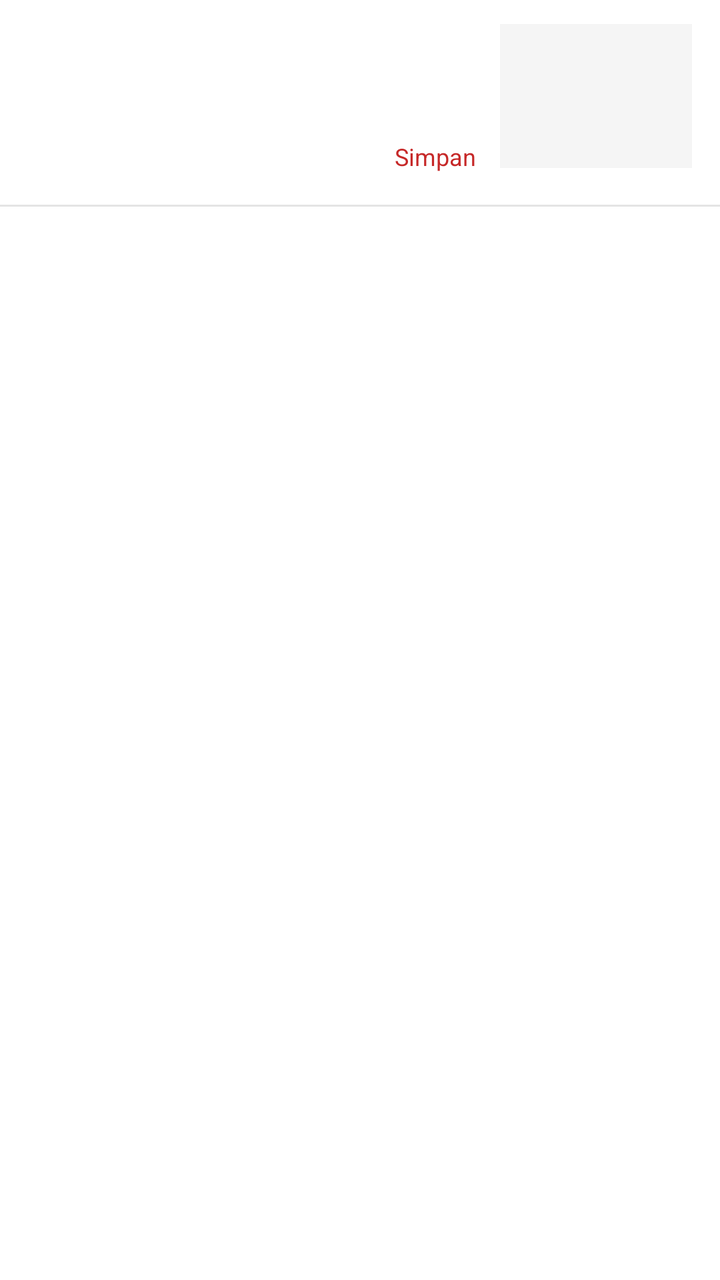
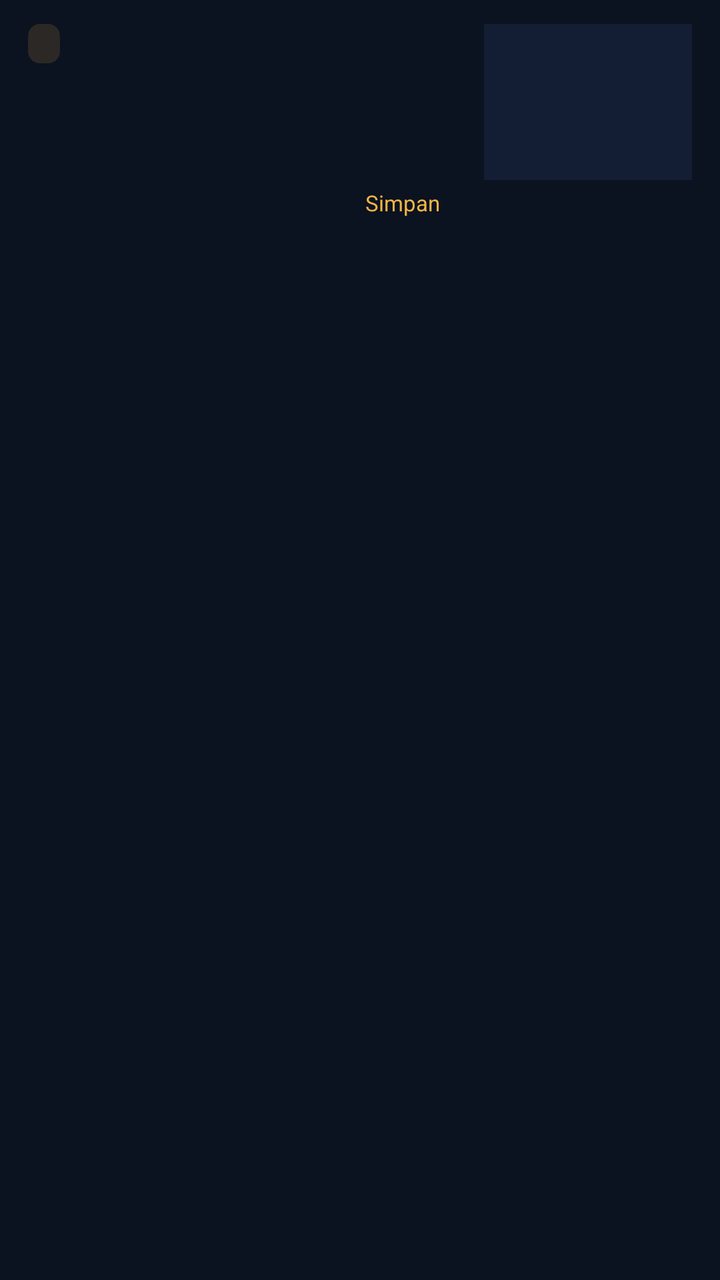

Screens rendered from an Android XML layout before and after an edit, with the pre-edit source and the edit as a unified diff.
<!-- AndroidManifest.xml: application theme Tema -->
<!-- res/layout/baris_berita.xml -->
<?xml version="1.0" encoding="utf-8"?>
<LinearLayout xmlns:android="http://schemas.android.com/apk/res/android"
    android:layout_width="match_parent"
    android:layout_height="wrap_content"
    android:orientation="vertical"
    android:background="@color/latar_kartu"
    android:paddingBottom="12dp">

    <LinearLayout
        android:layout_width="match_parent"
        android:layout_height="wrap_content"
        android:orientation="horizontal"
        android:paddingLeft="14dp"
        android:paddingRight="14dp"
        android:paddingTop="12dp"
        android:paddingBottom="12dp">

        <LinearLayout
            android:layout_width="0dp"
            android:layout_height="wrap_content"
            android:layout_weight="1"
            android:orientation="vertical">

            <TextView
                android:id="@+id/label"
                android:layout_width="wrap_content"
                android:layout_height="wrap_content"
                android:background="@color/merah"
                android:paddingLeft="8dp"
                android:paddingRight="8dp"
                android:paddingTop="2dp"
                android:paddingBottom="2dp"
                android:textColor="#FFFFFF"
                android:textSize="11sp"
                android:visibility="gone" />

            <TextView
                android:id="@+id/judul"
                android:layout_width="match_parent"
                android:layout_height="wrap_content"
                android:layout_marginTop="5dp"
                android:textColor="@color/teks"
                android:textSize="16sp"
                android:textStyle="bold"
                android:maxLines="3"
                android:ellipsize="end" />

            <TextView
                android:id="@+id/cuplikan"
                android:layout_width="match_parent"
                android:layout_height="wrap_content"
                android:layout_marginTop="4dp"
                android:textColor="@color/teks_pudar"
                android:textSize="12sp"
                android:maxLines="2"
                android:ellipsize="end" />

            <LinearLayout
                android:layout_width="match_parent"
                android:layout_height="wrap_content"
                android:orientation="horizontal"
                android:layout_marginTop="7dp"
                android:gravity="center_vertical">

                <TextView
                    android:id="@+id/waktu"
                    android:layout_width="0dp"
                    android:layout_height="wrap_content"
                    android:layout_weight="1"
                    android:textColor="#9E9E9E"
                    android:textSize="11sp" />

                <TextView
                    android:id="@+id/simpan"
                    android:layout_width="wrap_content"
                    android:layout_height="wrap_content"
                    android:paddingLeft="8dp"
                    android:paddingRight="2dp"
                    android:paddingTop="4dp"
                    android:paddingBottom="4dp"
                    android:text="@string/simpan"
                    android:textColor="@color/merah"
                    android:textSize="12sp" />
            </LinearLayout>
        </LinearLayout>

        <ImageView
            android:id="@+id/gambar"
            android:layout_width="96dp"
            android:layout_height="72dp"
            android:layout_marginLeft="10dp"
            android:background="@color/latar_lembut"
            android:scaleType="centerCrop"
            android:contentDescription="@string/gambar_berita" />
    </LinearLayout>

    <View
        android:layout_width="match_parent"
        android:layout_height="1dp"
        android:background="@color/garis" />
</LinearLayout>
<!-- resources referenced by this layout -->
<resources>
  <color name="garis">#E4E4E4</color>
  <color name="latar_kartu">#FFFFFF</color>
  <color name="latar_lembut">#F5F5F5</color>
  <color name="merah">#C62828</color>
  <color name="teks">#1A1A1A</color>
  <color name="teks_pudar">#6B6B6B</color>
  <string name="gambar_berita">Gambar berita</string>
  <string name="simpan">Simpan</string>
  <style name="Tema" parent="@android:style/Theme.Material.Light.NoActionBar">
          <item name="android:colorPrimary">#C62828</item>
          <item name="android:colorPrimaryDark">#8E1B1B</item>
          <item name="android:colorAccent">#C62828</item>
          <item name="android:windowBackground">#FFFFFF</item>
      </style>
</resources>

<!-- the commit's change to res/layout/baris_berita.xml (unified diff, before → after) -->
@@ -2,100 +2,85 @@
 <LinearLayout xmlns:android="http://schemas.android.com/apk/res/android"
     android:layout_width="match_parent"
     android:layout_height="wrap_content"
-    android:orientation="vertical"
-    android:background="@color/latar_kartu"
+    android:orientation="horizontal"
+    android:paddingLeft="14dp"
+    android:paddingRight="14dp"
+    android:paddingTop="12dp"
     android:paddingBottom="12dp">
 
     <LinearLayout
-        android:layout_width="match_parent"
+        android:layout_width="0dp"
         android:layout_height="wrap_content"
-        android:orientation="horizontal"
-        android:paddingLeft="14dp"
-        android:paddingRight="14dp"
-        android:paddingTop="12dp"
-        android:paddingBottom="12dp">
+        android:layout_weight="1"
+        android:orientation="vertical">
+
+        <TextView
+            android:id="@+id/label"
+            android:layout_width="wrap_content"
+            android:layout_height="wrap_content"
+            android:background="@drawable/pill_label"
+            android:paddingLeft="8dp"
+            android:paddingRight="8dp"
+            android:paddingTop="3dp"
+            android:paddingBottom="3dp"
+            android:textColor="@color/aksen"
+            android:textSize="10sp"
+            android:textStyle="bold" />
+
+        <TextView
+            android:id="@+id/judul"
+            android:layout_width="match_parent"
+            android:layout_height="wrap_content"
+            android:layout_marginTop="6dp"
+            android:textColor="@color/teks"
+            android:textSize="16sp"
+            android:textStyle="bold" />
+
+        <TextView
+            android:id="@+id/cuplikan"
+            android:layout_width="match_parent"
+            android:layout_height="wrap_content"
+            android:layout_marginTop="5dp"
+            android:ellipsize="end"
+            android:maxLines="2"
+            android:textColor="@color/teks2"
+            android:textSize="13sp" />
 
         <LinearLayout
-            android:layout_width="0dp"
+            android:layout_width="match_parent"
             android:layout_height="wrap_content"
-            android:layout_weight="1"
-            android:orientation="vertical">
+            android:layout_marginTop="7dp"
+            android:gravity="center_vertical"
+            android:orientation="horizontal">
 
             <TextView
-                android:id="@+id/label"
+                android:id="@+id/waktu"
+                android:layout_width="0dp"
+                android:layout_height="wrap_content"
+                android:layout_weight="1"
+                android:textColor="@color/pudar"
+                android:textSize="11sp" />
+
+            <TextView
+                android:id="@+id/simpan"
                 android:layout_width="wrap_content"
                 android:layout_height="wrap_content"
-                android:background="@color/merah"
-                android:paddingLeft="8dp"
-                android:paddingRight="8dp"
-                android:paddingTop="2dp"
-                android:paddingBottom="2dp"
-                android:textColor="#FFFFFF"
-                android:textSize="11sp"
-                android:visibility="gone" />
-
-            <TextView
-                android:id="@+id/judul"
-                android:layout_width="match_parent"
-                android:layout_height="wrap_content"
-                android:layout_marginTop="5dp"
-                android:textColor="@color/teks"
-                android:textSize="16sp"
-                android:textStyle="bold"
-                android:maxLines="3"
-                android:ellipsize="end" />
-
-            <TextView
-                android:id="@+id/cuplikan"
-                android:layout_width="match_parent"
-                android:layout_height="wrap_content"
-                android:layout_marginTop="4dp"
-                android:textColor="@color/teks_pudar"
-                android:textSize="12sp"
-                android:maxLines="2"
-                android:ellipsize="end" />
-
-            <LinearLayout
-                android:layout_width="match_parent"
-                android:layout_height="wrap_content"
-                android:orientation="horizontal"
-                android:layout_marginTop="7dp"
-                android:gravity="center_vertical">
-
-                <TextView
-                    android:id="@+id/waktu"
-                    android:layout_width="0dp"
-                    android:layout_height="wrap_content"
-                    android:layout_weight="1"
-                    android:textColor="#9E9E9E"
-                    android:textSize="11sp" />
-
-                <TextView
-                    android:id="@+id/simpan"
-                    android:layout_width="wrap_content"
-                    android:layout_height="wrap_content"
-                    android:paddingLeft="8dp"
-                    android:paddingRight="2dp"
-                    android:paddingTop="4dp"
-                    android:paddingBottom="4dp"
-                    android:text="@string/simpan"
-                    android:textColor="@color/merah"
-                    android:textSize="12sp" />
-            </LinearLayout>
+                android:paddingLeft="10dp"
+                android:paddingRight="10dp"
+                android:paddingTop="5dp"
+                android:paddingBottom="5dp"
+                android:text="@string/simpan"
+                android:textColor="@color/aksen"
+                android:textSize="11sp" />
         </LinearLayout>
-
-        <ImageView
-            android:id="@+id/gambar"
-            android:layout_width="96dp"
-            android:layout_height="72dp"
-            android:layout_marginLeft="10dp"
-            android:background="@color/latar_lembut"
-            android:scaleType="centerCrop"
-            android:contentDescription="@string/gambar_berita" />
     </LinearLayout>
 
-    <View
-        android:layout_width="match_parent"
-        android:layout_height="1dp"
-        android:background="@color/garis" />
+    <ImageView
+        android:id="@+id/gambar"
+        android:layout_width="104dp"
+        android:layout_height="78dp"
+        android:layout_marginLeft="12dp"
+        android:background="@color/permukaan"
+        android:contentDescription="@string/app_name"
+        android:scaleType="centerCrop" />
 </LinearLayout>
<!-- resource entries referenced after the edit -->
@@ -1,18 +1,28 @@
 <!-- resources referenced by this layout -->
 <resources>
-  <color name="garis">#E4E4E4</color>
-  <color name="latar_kartu">#FFFFFF</color>
-  <color name="latar_lembut">#F5F5F5</color>
-  <color name="merah">#C62828</color>
-  <color name="teks">#1A1A1A</color>
-  <color name="teks_pudar">#6B6B6B</color>
-  <string name="gambar_berita">Gambar berita</string>
+  <color name="aksen">#F2B544</color>
+  <color name="permukaan">#131E34</color>
+  <color name="pudar">#8D9CB5</color>
+  <color name="teks">#E8EDF6</color>
+  <color name="teks2">#B9C4D8</color>
+  <!-- drawable pill_label (drawable) -->
+  <?xml version="1.0" encoding="utf-8"?>
+  <shape xmlns:android="http://schemas.android.com/apk/res/android"
+      android:shape="rectangle">
+      <solid android:color="#22F2B544" />
+      <corners android:radius="6dp" />
+  </shape>
+  <string name="app_name">Eraai Daily News</string>
   <string name="simpan">Simpan</string>
-  <style name="Tema" parent="@android:style/Theme.Material.Light.NoActionBar">
-          <item name="android:colorPrimary">#C62828</item>
-          <item name="android:colorPrimaryDark">#8E1B1B</item>
-          <item name="android:colorAccent">#C62828</item>
-          <item name="android:windowBackground">#FFFFFF</item>
+  <style name="Tema" parent="@android:style/Theme.Material.NoActionBar">
+          <item name="android:colorPrimary">#0B1220</item>
+          <item name="android:colorPrimaryDark">#0B1220</item>
+          <item name="android:colorAccent">#F2B544</item>
+          <item name="android:windowBackground">#0B1220</item>
+          <item name="android:statusBarColor">#0B1220</item>
+          <item name="android:navigationBarColor">#0B1220</item>
+          <item name="android:textColorPrimary">#E8EDF6</item>
+          <item name="android:textColorSecondary">#B9C4D8</item>
       </style>
 </resources>
 
